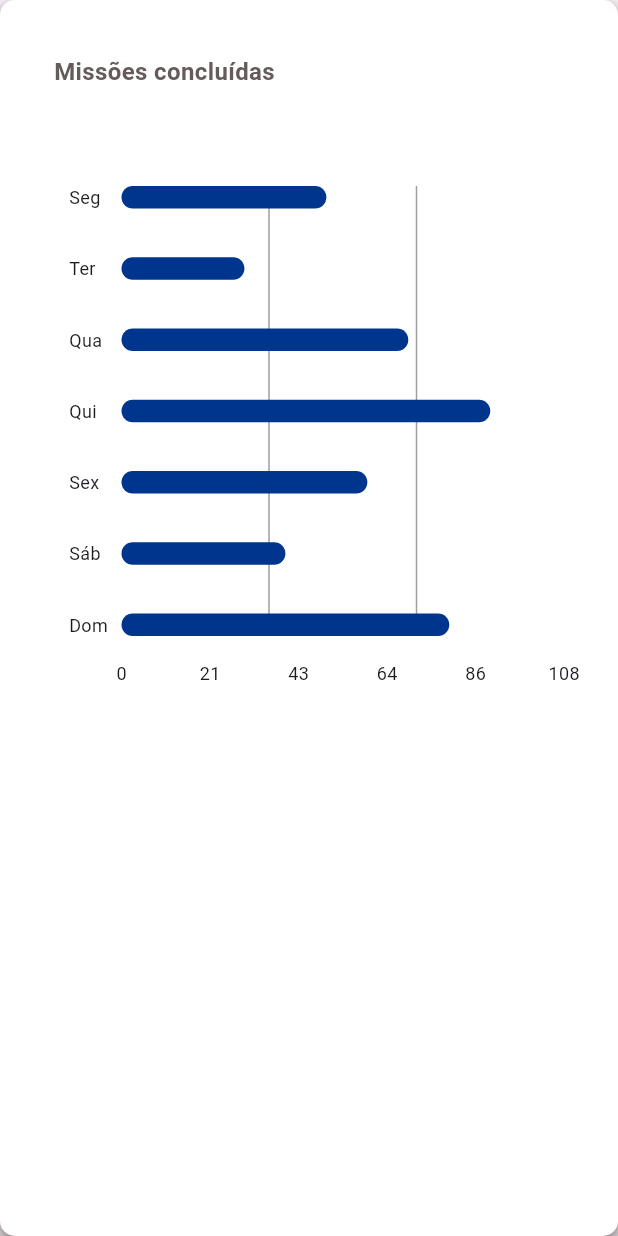
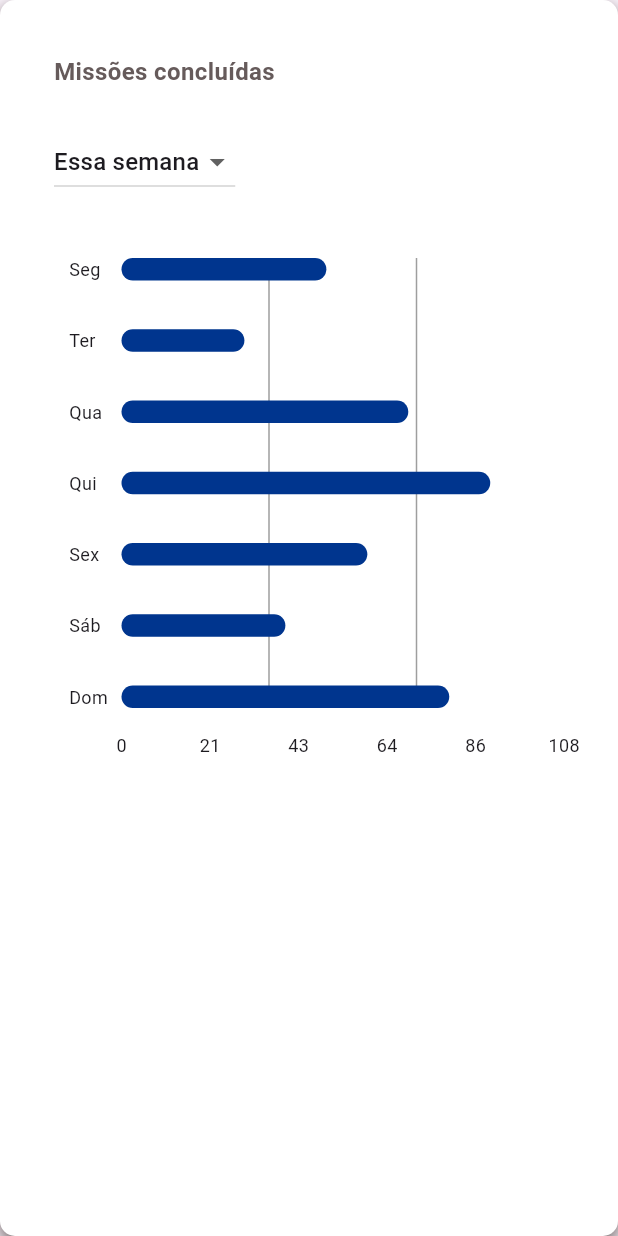
Before and after one commit to AriadineAmaral/Challenge2025_painel_administrativo, a Flutter app: the ProjectsSection widget shown alone on an empty page, opened directly, on a phone screen of 412 x 824 dp. Run offline on Flutter 3.47's test engine with Material 3 defaults, Android fonts, the phone set to English and light mode, and no system bars; drawn by our look-alikes of fl_chart; our stand-ins replace google_fonts, supabase_flutter; accounts and stored records are empty; Roboto replaces fonts that are missing (Kufam).

Commit message:
Dash - ajuste dropdown periodo

```diff
--- a/painel_administrativo/lib/widgets/dashboard_screen/projects_section.dart
+++ b/painel_administrativo/lib/widgets/dashboard_screen/projects_section.dart
@@ -11,12 +11,12 @@ class ProjectsSection extends StatefulWidget {
 }
 
 class _ProjectsSectionState extends State<ProjectsSection> {
-  final String _periodoSelecionado = "semana";
+  // Remova a palavra-chave 'final' para que a variável possa ser alterada
+  String _periodoSelecionado = "semana";
   int _touchedMissionsIndex = -1;
 
   @override
   Widget build(BuildContext context) {
-
     return ReusableCard(
       child: Padding(
         padding: const EdgeInsets.all(16.0),
@@ -38,28 +38,26 @@ class _ProjectsSectionState extends State<ProjectsSection> {
             ),
             const SizedBox(height: 25),
 
-            // Dropdowns comentados (podem ser ativados conforme necessário)
             Row(
               children: [
-                // Exemplo de dropdown para período
-                // DropdownButton<String>(
-                //   value: _periodoSelecionado,
-                //   items: const [
-                //     DropdownMenuItem(
-                //       value: "semana",
-                //       child: Text("Essa semana"),
-                //     ),
-                //     DropdownMenuItem(
-                //       value: "mes",
-                //       child: Text("Esse mês"),
-                //     ),
-                //   ],
-                //   onChanged: (value) {
-                //     if (value != null) {
-                //       setState(() => _periodoSelecionado = value);
-                //     }
-                //   },
-                // ),
+                DropdownButton<String>(
+                  value: _periodoSelecionado,
+                  items: const [
+                    DropdownMenuItem(
+                      value: "semana",
+                      child: Text("Essa semana"),
+                    ),
+                    DropdownMenuItem(
+                      value: "mes",
+                      child: Text("Esse mês"),
+                    ),
+                  ],
+                  onChanged: (value) {
+                    if (value != null) {
+                      setState(() => _periodoSelecionado = value);
+                    }
+                  },
+                ),
               ],
             ),
 
```
Also changed, not shown: painel_administrativo/lib/data/service/data_service.dart (+18 -5 lines).
